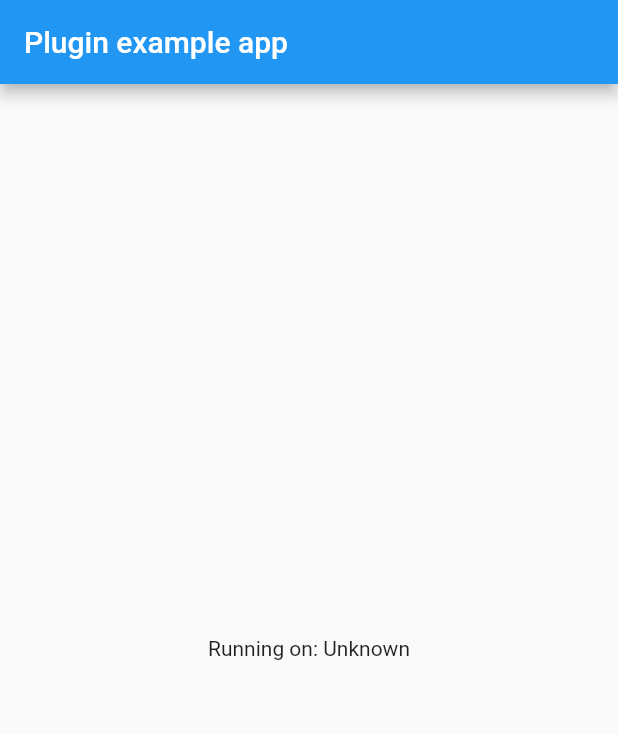
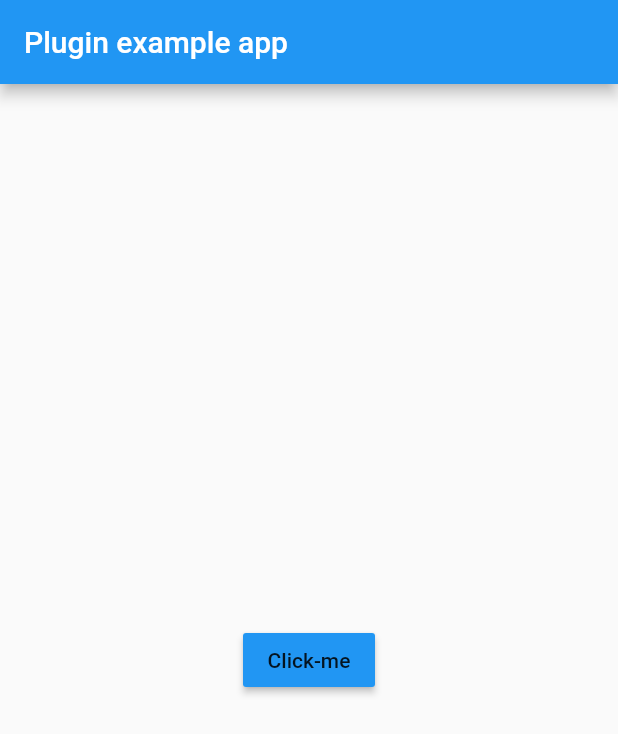
Before and after one commit to nextbss/flutter_social_share, a Flutter app: the screen it shows after launch, on a phone screen of 412 x 824 dp. Shown: the top 734 px of the screen. Run offline on Flutter 3.47's test engine with Material 2 defaults, Android fonts, the phone set to English and light mode, and no system bars.

```diff
--- a/example/lib/main.dart
+++ b/example/lib/main.dart
@@ -1,6 +1,5 @@
 import 'package:flutter/material.dart';
 import 'dart:async';
-
 import 'package:flutter/services.dart';
 import 'package:flutter_social_share/flutter_social_share.dart';
 
@@ -12,8 +11,6 @@ class MyApp extends StatefulWidget {
 }
 
 class _MyAppState extends State<MyApp> {
-  String _platformVersion = 'Unknown';
-
   @override
   void initState() {
     super.initState();
@@ -27,7 +24,12 @@ class _MyAppState extends State<MyApp> {
           title: const Text('Plugin example app'),
         ),
         body: Center(
-          child: Text('Running on: $_platformVersion\n'),
+          child: MaterialButton(
+            color: Theme.of(context).primaryColor,
+            child: Text('Click-me'),
+            onPressed: () => FlutterSocialShare()
+                .shareLinkToFacebook('https://nextbss.co.ao')
+          ),
         ),
       ),
     );
```
Also changed, not shown: 3 other files.
